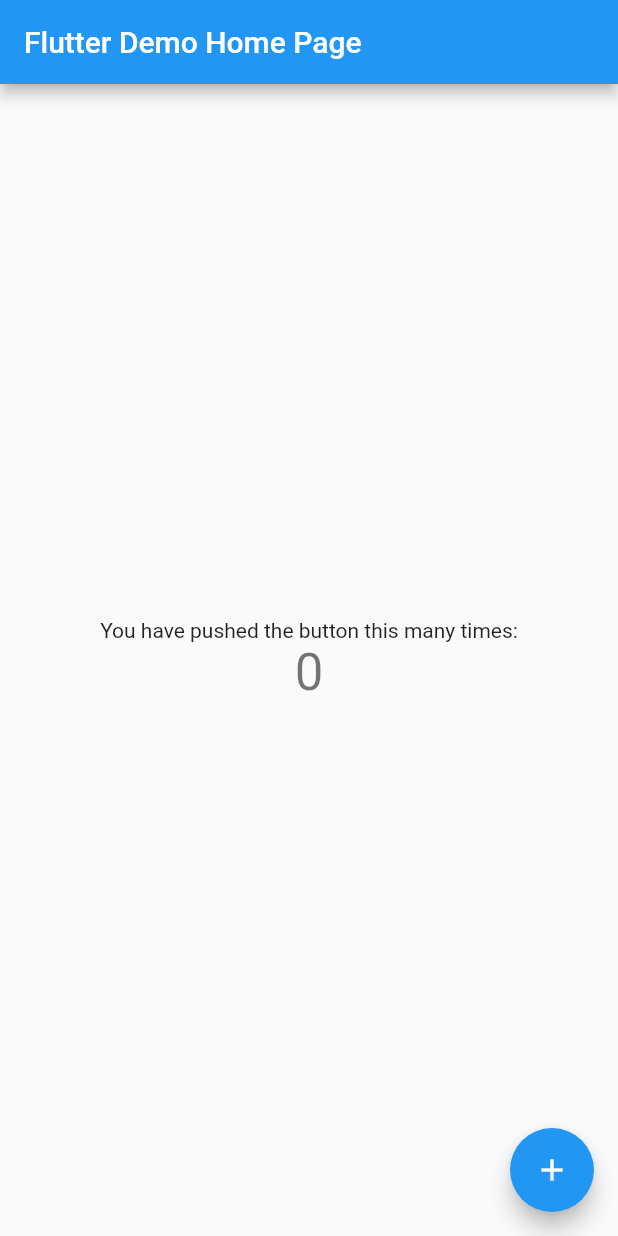
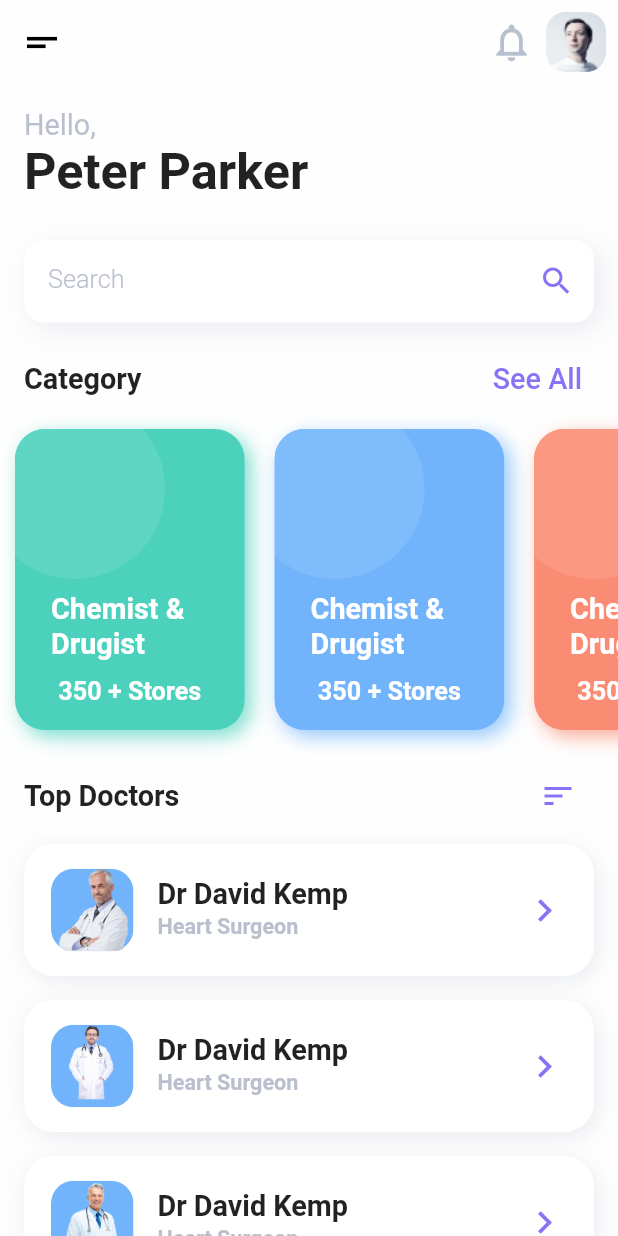
Before and after one commit to Linson45/healthcare_mobile_linson45, a Flutter app: the screen it shows after launch, on a phone screen of 412 x 824 dp. Run offline on Flutter 3.47's test engine with Material 2 defaults, Android fonts, the phone set to English and light mode, and no system bars.

Commit message:
:sparkles: Design home page.

```diff
--- a/lib/main.dart
+++ b/lib/main.dart
@@ -1,111 +1,17 @@
 import 'package:flutter/material.dart';
+import 'package:flutter_healthcare_app/src/config/route.dart';
+import 'package:flutter_healthcare_app/src/theme/theme.dart';
 
 void main() => runApp(MyApp());
 
 class MyApp extends StatelessWidget {
-  // This widget is the root of your application.
   @override
   Widget build(BuildContext context) {
     return MaterialApp(
-      title: 'Flutter Demo',
-      theme: ThemeData(
-        // This is the theme of your application.
-        //
-        // Try running your application with "flutter run". You'll see the
-        // application has a blue toolbar. Then, without quitting the app, try
-        // changing the primarySwatch below to Colors.green and then invoke
-        // "hot reload" (press "r" in the console where you ran "flutter run",
-        // or simply save your changes to "hot reload" in a Flutter IDE).
-        // Notice that the counter didn't reset back to zero; the application
-        // is not restarted.
-        primarySwatch: Colors.blue,
-      ),
-      home: MyHomePage(title: 'Flutter Demo Home Page'),
+      title: 'Health Care',
+      theme: AppTheme.lightTheme,
+      routes: Routes.getRoute(),
+      debugShowCheckedModeBanner: false,
     );
   }
 }
-
-class MyHomePage extends StatefulWidget {
-  MyHomePage({Key key, this.title}) : super(key: key);
-
-  // This widget is the home page of your application. It is stateful, meaning
-  // that it has a State object (defined below) that contains fields that affect
-  // how it looks.
-
-  // This class is the configuration for the state. It holds the values (in this
-  // case the title) provided by the parent (in this case the App widget) and
-  // used by the build method of the State. Fields in a Widget subclass are
-  // always marked "final".
-
-  final String title;
-
-  @override
-  _MyHomePageState createState() => _MyHomePageState();
-}
-
-class _MyHomePageState extends State<MyHomePage> {
-  int _counter = 0;
-
-  void _incrementCounter() {
-    setState(() {
-      // This call to setState tells the Flutter framework that something has
-      // changed in this State, which causes it to rerun the build method below
-      // so that the display can reflect the updated values. If we changed
-      // _counter without calling setState(), then the build method would not be
-      // called again, and so nothing would appear to happen.
-      _counter++;
-    });
-  }
-
-  @override
-  Widget build(BuildContext context) {
-    // This method is rerun every time setState is called, for instance as done
-    // by the _incrementCounter method above.
-    //
-    // The Flutter framework has been optimized to make rerunning build methods
-    // fast, so that you can just rebuild anything that needs updating rather
-    // than having to individually change instances of widgets.
-    return Scaffold(
-      appBar: AppBar(
-        // Here we take the value from the MyHomePage object that was created by
-        // the App.build method, and use it to set our appbar title.
-        title: Text(widget.title),
-      ),
-      body: Center(
-        // Center is a layout widget. It takes a single child and positions it
-        // in the middle of the parent.
-        child: Column(
-          // Column is also a layout widget. It takes a list of children and
-          // arranges them vertically. By default, it sizes itself to fit its
-          // children horizontally, and tries to be as tall as its parent.
-          //
-          // Invoke "debug painting" (press "p" in the console, choose the
-          // "Toggle Debug Paint" action from the Flutter Inspector in Android
-          // Studio, or the "Toggle Debug Paint" command in Visual Studio Code)
-          // to see the wireframe for each widget.
-          //
-          // Column has various properties to control how it sizes itself and
-          // how it positions its children. Here we use mainAxisAlignment to
-          // center the children vertically; the main axis here is the vertical
-          // axis because Columns are vertical (the cross axis would be
-          // horizontal).
-          mainAxisAlignment: MainAxisAlignment.center,
-          children: <Widget>[
-            Text(
-              'You have pushed the button this many times:',
-            ),
-            Text(
-              '$_counter',
-              style: Theme.of(context).textTheme.display1,
-            ),
-          ],
-        ),
-      ),
-      floatingActionButton: FloatingActionButton(
-        onPressed: _incrementCounter,
-        tooltip: 'Increment',
-        child: Icon(Icons.add),
-      ), // This trailing comma makes auto-formatting nicer for build methods.
-    );
-  }
-}
--- /dev/null
+++ b/lib/src/config/route.dart
@@ -0,0 +1,12 @@
+import 'package:flutter/material.dart';
+import 'package:flutter_healthcare_app/src/pages/home_page.dart';
+import 'package:flutter_healthcare_app/src/pages/splash_page.dart';
+
+class Routes{
+  static Map<String,WidgetBuilder> getRoute(){
+    return  <String, WidgetBuilder>{
+          '/': (_) => SplashPage(),
+          '/HomePage': (_) => HomePage(),
+        };
+  }
+}
--- /dev/null
+++ b/lib/src/pages/home_page.dart
@@ -0,0 +1,309 @@
+import 'dart:math';
+
+import 'package:flutter/material.dart';
+import 'package:flutter_healthcare_app/src/theme/extention.dart';
+import 'package:flutter_healthcare_app/src/theme/light_color.dart';
+import 'package:flutter_healthcare_app/src/theme/text_styles.dart';
+import 'package:flutter_healthcare_app/src/theme/theme.dart';
+
+class HomePage extends StatefulWidget {
+  HomePage({Key key}) : super(key: key);
+
+  @override
+  _HomePageState createState() => _HomePageState();
+}
+
+class _HomePageState extends State<HomePage> {
+  Widget _appBar() {
+    return AppBar(
+      elevation: 0,
+      backgroundColor: Theme.of(context).backgroundColor,
+      leading: Icon(
+        Icons.short_text,
+        size: 30,
+        color: Colors.black,
+      ),
+      actions: <Widget>[
+        Icon(
+          Icons.notifications_none,
+          size: 30,
+          color: LightColor.grey,
+        ),
+        ClipRRect(
+          borderRadius: BorderRadius.all(Radius.circular(13)),
+          child: Container(
+            // height: 40,
+            // width: 40,
+            decoration: BoxDecoration(
+              color: Theme.of(context).backgroundColor,
+            ),
+            child: Image.asset("assets/user.png", fit: BoxFit.fill),
+          ),
+        ).p(8),
+      ],
+    );
+  }
+
+  Widget _header() {
+    return Column(
+      crossAxisAlignment: CrossAxisAlignment.start,
+      children: <Widget>[
+        Text("Hello,", style: TextStyles.title.subTitleColor),
+        Text("Peter Parker", style: TextStyles.h1Style),
+      ],
+    ).p16;
+  }
+
+  Widget _searchField() {
+    return Container(
+      height: 55,
+      margin: EdgeInsets.symmetric(horizontal: 16, vertical: 10),
+      width: MediaQuery.of(context).size.width,
+      decoration: BoxDecoration(
+        color: Colors.white,
+        borderRadius: BorderRadius.all(Radius.circular(13)),
+        boxShadow: <BoxShadow>[
+          BoxShadow(
+            color: LightColor.grey.withOpacity(.3),
+            blurRadius: 15,
+            offset: Offset(5, 5),
+          )
+        ],
+      ),
+      child: TextField(
+        decoration: InputDecoration(
+          contentPadding: EdgeInsets.symmetric(horizontal: 16, vertical: 16),
+          border: InputBorder.none,
+          hintText: "Search",
+          hintStyle: TextStyles.body.subTitleColor,
+          suffixIcon: SizedBox(
+              width: 50,
+              child: Icon(Icons.search, color: LightColor.purple)
+                  .alignCenter
+                  .ripple(() {}, borderRadius: BorderRadius.circular(13))),
+        ),
+      ),
+    );
+  }
+
+  Widget _category() {
+    return Column(
+      children: <Widget>[
+        Padding(
+          padding: EdgeInsets.only(top: 8, right: 16, left: 16, bottom: 4),
+          child: Row(
+            mainAxisAlignment: MainAxisAlignment.spaceBetween,
+            children: <Widget>[
+              Text("Category", style: TextStyles.title.bold),
+              Text(
+                "See All",
+                style: TextStyles.titleNormal
+                    .copyWith(color: Theme.of(context).primaryColor),
+              ).p(8).ripple(() {})
+            ],
+          ),
+        ),
+        SizedBox(
+          height: AppTheme.fullHeight(context) * .28,
+          width: AppTheme.fullWidth(context),
+          child: ListView(
+            scrollDirection: Axis.horizontal,
+            children: <Widget>[
+              _categoryCard(
+                  color: LightColor.green, lightColor: LightColor.lightGreen),
+              _categoryCard(
+                  color: LightColor.skyBlue, lightColor: LightColor.lightBlue),
+              _categoryCard(
+                  color: LightColor.orange, lightColor: LightColor.lightOrange)
+            ],
+          ),
+        ),
+      ],
+    );
+  }
+
+  Widget _categoryCard({Color color, Color lightColor}) {
+    return AspectRatio(
+      aspectRatio: 6 / 8,
+      child: Container(
+        height: 280,
+        width: AppTheme.fullWidth(context) * .3,
+        margin: EdgeInsets.only(left: 10, right: 10, bottom: 20, top: 10),
+        decoration: BoxDecoration(
+          color: color,
+          borderRadius: BorderRadius.all(Radius.circular(20)),
+          boxShadow: <BoxShadow>[
+            BoxShadow(
+              offset: Offset(4, 4),
+              blurRadius: 10,
+              color: lightColor.withOpacity(.8),
+            )
+          ],
+        ),
+        child: ClipRRect(
+          borderRadius: BorderRadius.all(Radius.circular(20)),
+          child: Container(
+            child: Stack(
+              children: <Widget>[
+                Positioned(
+                  top: -20,
+                  left: -20,
+                  child: CircleAvatar(
+                    backgroundColor: lightColor,
+                    radius: 60,
+                  ),
+                ),
+                Column(
+                  mainAxisAlignment: MainAxisAlignment.end,
+                  children: <Widget>[
+                    Flexible(
+                      child: Text(
+                        "Chemist & Drugist",
+                        style: TextStyles.title.bold.white,
+                      ).hP8,
+                    ),
+                    SizedBox(
+                      height: 10,
+                    ),
+                    Flexible(
+                      child: Text(
+                        "350 + Stores",
+                        style: TextStyles.body.bold.white,
+                      ).hP8,
+                    ),
+                  ],
+                ).p16
+              ],
+            ),
+          ),
+        ).ripple(() {}, borderRadius: BorderRadius.all(Radius.circular(20))),
+      ),
+    );
+  }
+
+  Widget _doctorsList() {
+    return SliverList(
+      delegate: SliverChildListDelegate(
+        [
+          Row(
+            mainAxisAlignment: MainAxisAlignment.spaceBetween,
+            children: <Widget>[
+              Text("Top Doctors", style: TextStyles.title.bold),
+              IconButton(
+                  icon: Icon(
+                    Icons.sort,
+                    color: Theme.of(context).primaryColor,
+                  ),
+                  onPressed: () {})
+              // .p(12).ripple(() {}, borderRadius: BorderRadius.all(Radius.circular(20))),
+            ],
+          ).hP16,
+          _doctorTile("assets/doctor.png"),
+          _doctorTile("assets/doctor_1.png"),
+          _doctorTile("assets/doctor_3.png"),
+          _doctorTile("assets/doctor_4.png"),
+          _doctorTile("assets/doctor_3.png"),
+          _doctorTile("assets/doctor.png"),
+          _doctorTile("assets/doctor_4.png"),
+          _doctorTile("assets/doctor_3.png"),
+        ],
+      ),
+    );
+  }
+
+  Widget _doctorTile(String imagePath) {
+    return Container(
+      margin: EdgeInsets.symmetric(vertical: 8, horizontal: 16),
+      decoration: BoxDecoration(
+        color: Colors.white,
+        borderRadius: BorderRadius.all(Radius.circular(20)),
+        boxShadow: <BoxShadow>[
+          BoxShadow(
+            offset: Offset(4, 4),
+            blurRadius: 10,
+            color: LightColor.grey.withOpacity(.2),
+          ),
+          BoxShadow(
+            offset: Offset(-3, 0),
+            blurRadius: 15,
+            color: LightColor.grey.withOpacity(.1),
+          )
+        ],
+      ),
+      child: Container(
+        padding: EdgeInsets.symmetric(horizontal: 18, vertical: 8),
+        child: ListTile(
+          contentPadding: EdgeInsets.all(0),
+          leading: ClipRRect(
+            borderRadius: BorderRadius.all(Radius.circular(13)),
+            child: Container(
+              height: 55,
+              width: 55,
+              decoration: BoxDecoration(
+                borderRadius: BorderRadius.circular(15),
+                color: randomColor(),
+              ),
+              child: Image.asset(
+                imagePath,
+                height: 50,
+                width: 50,
+                fit: BoxFit.contain,
+              ),
+            ),
+          ),
+          title: Text("Dr David Kemp", style: TextStyles.title.bold),
+          subtitle: Text(
+            "Heart Surgeon",
+            style: TextStyles.bodySm.subTitleColor.bold,
+          ),
+          trailing: Icon(
+            Icons.keyboard_arrow_right,
+            size: 30,
+            color: Theme.of(context).primaryColor,
+          ),
+        ),
+      ).ripple(() {}, borderRadius: BorderRadius.all(Radius.circular(20))),
+    );
+  }
+
+  Color randomColor() {
+    var random = Random();
+    final colorList = [
+      Theme.of(context).primaryColor,
+      LightColor.orange,
+      LightColor.green,
+      LightColor.grey,
+      LightColor.lightOrange,
+      LightColor.skyBlue,
+      LightColor.titleTextColor,
+      Colors.red,
+      Colors.brown,
+      LightColor.purpleExtraLight,
+      LightColor.skyBlue,
+    ];
+    var color = colorList[random.nextInt(colorList.length)];
+    return color;
+  }
+
+  @override
+  Widget build(BuildContext context) {
+    return Scaffold(
+      appBar: _appBar(),
+      backgroundColor: Theme.of(context).backgroundColor,
+      body: CustomScrollView(
+        slivers: <Widget>[
+          SliverList(
+            delegate: SliverChildListDelegate(
+              [
+                _header(),
+                _searchField(),
+                _category(),
+              ],
+            ),
+          ),
+          _doctorsList()
+        ],
+      ),
+    );
+  }
+}
--- /dev/null
+++ b/lib/src/pages/splash_page.dart
@@ -0,0 +1,81 @@
+import 'package:flutter/material.dart';
+import 'package:flutter_healthcare_app/src/pages/home_page.dart';
+import 'package:flutter_healthcare_app/src/theme/light_color.dart';
+import 'package:flutter_healthcare_app/src/theme/text_styles.dart';
+import 'package:flutter_healthcare_app/src/theme/extention.dart';
+
+class SplashPage extends StatefulWidget {
+  SplashPage({Key key}) : super(key: key);
+
+  @override
+  _SplashPageState createState() => _SplashPageState();
+}
+
+class _SplashPageState extends State<SplashPage> {
+  @override
+  void initState() {
+     Future.delayed(Duration(seconds: 2)).then((_) {
+      Navigator.pushReplacement(context, MaterialPageRoute(builder: (_) => HomePage()));
+    });
+    super.initState();
+  }
+  @override
+  Widget build(BuildContext context) {
+    return Scaffold(
+      body: Stack(
+        children: <Widget>[
+          Container(
+            decoration: BoxDecoration(
+              image: DecorationImage(
+                image: AssetImage("assets/doctor_face.jpg"),
+                fit: BoxFit.fill,
+              ),
+            ),
+          ),
+          Positioned.fill(
+            child: Opacity(
+              opacity: .6,
+              child: Container(
+                decoration: BoxDecoration(
+                  gradient: LinearGradient(
+                      colors: [LightColor.purpleExtraLight, LightColor.purple],
+                      begin: Alignment.topCenter,
+                      end: Alignment.bottomCenter,
+                      tileMode: TileMode.mirror,
+                      stops: [.5, 6]),
+                ),
+              ),
+            ),
+          ),
+         Column(
+              mainAxisAlignment: MainAxisAlignment.center,
+              crossAxisAlignment: CrossAxisAlignment.center,
+              children: <Widget>[
+                Expanded(
+                  flex: 2,
+                  child: SizedBox(),
+                ),
+                Icon(
+                  Icons.favorite_border,
+                  size: 100,
+                  color: Colors.white,
+                ),
+                Text(
+                  "Time Health",
+                  style: TextStyles.h1Style.white,
+                ),
+                Text(
+                  "By healthcare Evolution",
+                  style: TextStyles.bodySm.white.bold,
+                ),
+                Expanded(
+                  flex: 7,
+                  child: SizedBox(),
+                ),
+              ],
+            ).alignTopCenter,
+        ],
+      ),
+    );
+  }
+}
--- /dev/null
+++ b/lib/src/theme/extention.dart
@@ -0,0 +1,73 @@
+import 'dart:math';
+
+import 'package:flutter/material.dart';
+import 'package:flutter_healthcare_app/src/theme/light_color.dart';
+
+extension TextStyleHelpers on TextStyle {
+  TextStyle get bold => copyWith(fontWeight: FontWeight.bold);
+  TextStyle get white => copyWith(color: Colors.white);
+  TextStyle get subTitleColor => copyWith(color: LightColor.subTitleTextColor);
+}
+
+extension PaddingHelper on Widget {
+  Padding get p16 => Padding(padding: EdgeInsets.all(16), child: this);
+
+  /// Set padding according to `value`
+  Padding p(double value) =>
+      Padding(padding: EdgeInsets.all(value), child: this);
+
+  /// Horizontal Padding 16
+  Padding get hP4 => Padding(padding: EdgeInsets.symmetric(horizontal: 4), child: this);
+  Padding get hP8 => Padding(padding: EdgeInsets.symmetric(horizontal: 8), child: this);
+  Padding get hP16 => Padding(padding: EdgeInsets.symmetric(horizontal: 16), child: this);
+
+  /// Vertical Padding 16
+  Padding get vP16 =>
+      Padding(padding: EdgeInsets.symmetric(vertical: 16), child: this);
+  Padding get vP8 =>
+      Padding(padding: EdgeInsets.symmetric(vertical: 8), child: this);
+  Padding get vP4 =>
+      Padding(padding: EdgeInsets.symmetric(vertical: 8), child: this);
+}
+
+extension Extented on Widget {
+  Expanded get extended => Expanded(
+        child: this,
+      );
+}
+extension CornerRadius on Widget {
+  ClipRRect get circular=> ClipRRect(
+    borderRadius: BorderRadius.all(Radius.circular(1000)),
+    child: this,
+  );
+}
+extension OnPressed on Widget {
+  Widget  ripple(Function onPressed, {BorderRadiusGeometry borderRadius =const BorderRadius.all(Radius.circular(5))}) => Stack(
+      children: <Widget>[
+        this,
+        Positioned(
+          left: 0,
+          right: 0,
+          top: 0,
+          bottom: 0,
+          child: FlatButton(
+            shape: RoundedRectangleBorder(
+              borderRadius: borderRadius
+            ),
+              onPressed: () {
+                if (onPressed != null) {
+                  onPressed();
+                }
+              },
+              child: Container()),
+        )
+      ],
+    );
+}
+
+extension ExAlignment on Widget{
+  Widget get alignTopCenter => Align(child: this,alignment: Alignment.topCenter,);
+  Widget get alignCenter => Align(child: this,alignment: Alignment.center,);
+  Widget get alignBottomCenter => Align(child: this,alignment: Alignment.bottomCenter,);
+  Widget get alignBottomLeft => Align(child: this,alignment: Alignment.bottomLeft,);
+}
--- /dev/null
+++ b/lib/src/theme/light_color.dart
@@ -0,0 +1,27 @@
+import 'package:flutter/material.dart';
+
+class LightColor {
+  static const Color background = Color(0XFFfefefe);
+
+  static const Color titleTextColor = const Color(0xff1b1718);
+  static const Color subTitleTextColor = const Color(0xffb9bfcd);
+
+  static const Color skyBlue = Color(0xff71b4fb);
+  static const Color lightBlue = Color(0xff7fbcfb);
+
+  static const Color orange = Color(0xfffa8c73);
+  static const Color lightOrange = Color(0xfffa9881);
+
+  static const Color purple = Color(0xff8873f4);
+  static const Color purpleLight = Color(0xff9489f4);
+  static const Color purpleExtraLight = Color(0xffb1a5f6);
+
+  static const Color grey = Color(0xffb8bfce);
+
+  static const Color iconColor = Color(0xffcbd0db);
+  static const Color green = Color(0xff4cd1bc);
+  static const Color lightGreen = Color(0xff5ed6c3);
+
+  static const Color black = Color(0xff20262C);
+  static const Color lightblack = Color(0xff5F5F60);
+}
--- /dev/null
+++ b/lib/src/theme/text_styles.dart
@@ -0,0 +1,21 @@
+import 'package:flutter/material.dart';
+
+class FontSizes {
+  static double scale = 1.2;
+  static double get body => 14 * scale;
+  static double get bodySm => 12 * scale;
+  static double get title => 16 * scale;
+  static double get titleM => 18 * scale;
+  static double get sizeXXl => 28 * scale;
+}
+
+class TextStyles {
+  static TextStyle get title =>TextStyle(fontSize: FontSizes.title);
+  static TextStyle get titleM =>TextStyle(fontSize: FontSizes.titleM);
+  static TextStyle get titleNormal => title.copyWith(fontWeight: FontWeight.w500);
+  static TextStyle get titleMedium => titleM.copyWith(fontWeight: FontWeight.w300);
+  static TextStyle get h1Style => TextStyle(fontSize: FontSizes.sizeXXl, fontWeight: FontWeight.bold);
+
+  static TextStyle get body => TextStyle(fontSize: FontSizes.body, fontWeight: FontWeight.w300);
+  static TextStyle get bodySm => body.copyWith(fontSize: FontSizes.bodySm);
+}
--- /dev/null
+++ b/lib/src/theme/theme.dart
@@ -0,0 +1,45 @@
+import 'package:flutter/material.dart';
+
+import 'light_color.dart';
+
+
+class AppTheme {
+  const AppTheme();
+  static ThemeData lightTheme = ThemeData(
+    backgroundColor: LightColor.background,
+    primaryColor: LightColor.purple,
+    cardTheme: CardTheme(color: LightColor.background),
+    textTheme: TextTheme(display1: TextStyle(color: LightColor.black)),
+    iconTheme: IconThemeData(color: LightColor.iconColor),
+    bottomAppBarColor: LightColor.background,
+    dividerColor: LightColor.grey,
+    primaryTextTheme: TextTheme(
+      body1: TextStyle(color:LightColor.titleTextColor)
+    )
+  );
+
+  static TextStyle titleStyle = const TextStyle(color: LightColor.titleTextColor, fontSize: 16);
+  static TextStyle subTitleStyle = const TextStyle(color: LightColor.subTitleTextColor, fontSize: 12);
+
+  static TextStyle h1Style = const TextStyle(fontSize: 24, fontWeight: FontWeight.bold);
+  static TextStyle h2Style = const TextStyle(fontSize: 22);
+  static TextStyle h3Style = const TextStyle(fontSize: 20);
+  static TextStyle h4Style = const TextStyle(fontSize: 18);
+  static TextStyle h5Style = const TextStyle(fontSize: 16);
+  static TextStyle h6Style = const TextStyle(fontSize: 14);
+
+  static List<BoxShadow> shadow =  <BoxShadow>[
+    BoxShadow(color: Color(0xfff8f8f8), blurRadius: 10, spreadRadius: 15),
+  ];
+
+
+  static EdgeInsets padding = const EdgeInsets.symmetric(horizontal: 20, vertical: 10);
+  static EdgeInsets hPadding = const EdgeInsets.symmetric(horizontal: 10,);
+
+  static double fullWidth(BuildContext context){
+    return MediaQuery.of(context).size.width;
+  }
+  static double fullHeight(BuildContext context){
+    return MediaQuery.of(context).size.height;
+  }
+}
--- /dev/null
+++ b/lib/src/widgets/coustom_route.dart
@@ -0,0 +1,17 @@
+import 'package:flutter/material.dart';
+
+class CustomRoute<T> extends MaterialPageRoute<T> {
+  CustomRoute({WidgetBuilder builder, RouteSettings settings})
+      : super(builder: builder, settings: settings);
+  @override
+  Widget buildTransitions(BuildContext context, Animation<double> animation,
+      Animation<double> secondaryAnimation, Widget child) {
+    if (settings.isInitialRoute) {
+      return child;
+    }
+    return FadeTransition(
+      opacity: animation,
+      child: child,
+    );
+  }
+}
--- a/pubspec.yaml
+++ b/pubspec.yaml
@@ -41,8 +41,8 @@ flutter:
   uses-material-design: true
 
   # To add assets to your application, add an assets section, like this:
-  # assets:
-  #  - images/a_dot_burr.jpeg
+  assets:
+    - assets/
   #  - images/a_dot_ham.jpeg
 
   # An image asset can refer to one or more resolution-specific "variants", see
```
Also changed, not shown: assets/doctor.png (added), assets/doctor_1.png (added), assets/doctor_3.png (added), assets/doctor_4.png (added), assets/doctor_face.jpg (added), assets/user.png (added), 1 other file.
